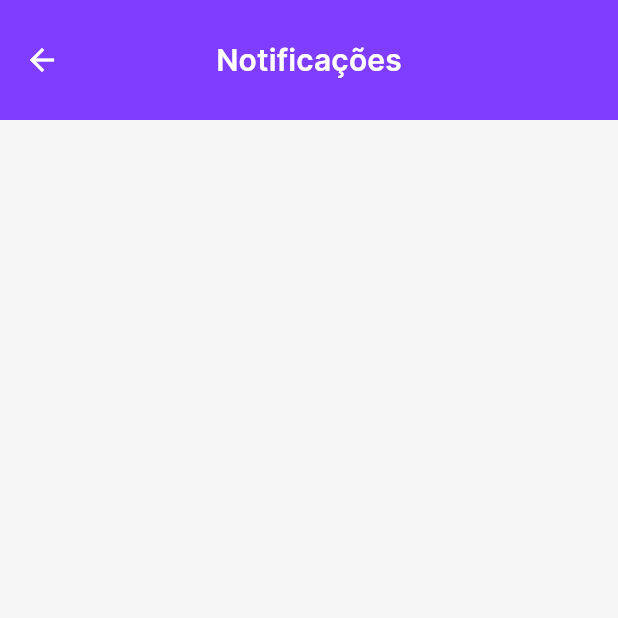
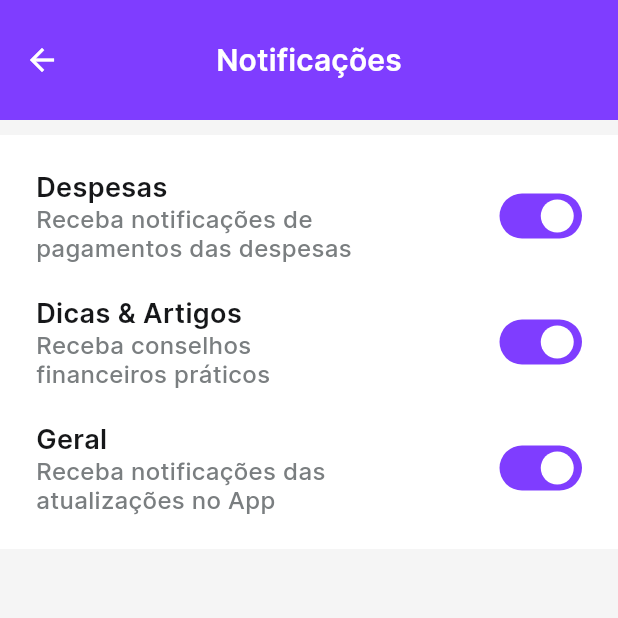
Before and after one commit to Ispx/interapay-mobile, a Flutter app: the NotificacoesPage screen opened by its route, on a phone screen of 412 x 824 dp, the top half of it. Run offline on Flutter 3.47's test engine with Material 2 defaults, Android fonts, the light colour scheme and no system bars; our stand-ins replace brasil_fields, firebase_core, firebase_crashlytics, get, package_info_plus, responsive_framework; accounts and stored records are empty.

Commit message:
Adicionado as opcoes de notificacoes

````diff
--- /dev/null
+++ b/lib/Core/Componentes/CustomSwitcher.dart
@@ -0,0 +1,459 @@
+import 'package:flutter/material.dart';
+
+class CustomSwitcher extends StatefulWidget {
+  /// Creates a material design switch.
+  ///
+  /// The following arguments are required:
+  ///
+  /// * [value] determines whether this switch is on or off.
+  /// * [onChanged] is called when the user toggles the switch on or off.
+  ///
+  const CustomSwitcher({
+    Key? key,
+    required this.value,
+    required this.onChanged,
+    this.activeColor,
+    this.inactiveColor,
+    this.activeTextColor = Colors.white70,
+    this.inactiveTextColor = Colors.white70,
+    this.toggleColor = Colors.white,
+    this.activeToggleColor,
+    this.inactiveToggleColor,
+    this.width = 55.0,
+    this.height = 30.0,
+    this.toggleSize = 25.0,
+    this.valueFontSize = 16.0,
+    this.borderRadius = 20.0,
+    this.padding = 4.0,
+    this.showOnOff = false,
+    this.activeText,
+    this.inactiveText,
+    this.activeTextFontWeight,
+    this.inactiveTextFontWeight,
+    this.switchBorder,
+    this.activeSwitchBorder,
+    this.inactiveSwitchBorder,
+    this.toggleBorder,
+    this.activeToggleBorder,
+    this.inactiveToggleBorder,
+    this.activeIcon,
+    this.inactiveIcon,
+    this.duration = const Duration(milliseconds: 200),
+    this.disabled = false,
+  })  : assert(
+            (switchBorder == null || activeSwitchBorder == null) &&
+                (switchBorder == null || inactiveSwitchBorder == null),
+            'Cannot provide switchBorder when an activeSwitchBorder or inactiveSwitchBorder was given\n'
+            'To give the switch a border, use "activeSwitchBorder: border" or "inactiveSwitchBorder: border".'),
+        assert(
+            (toggleBorder == null || activeToggleBorder == null) &&
+                (toggleBorder == null || inactiveToggleBorder == null),
+            'Cannot provide toggleBorder when an activeToggleBorder or inactiveToggleBorder was given\n'
+            'To give the toggle a border, use "activeToggleBorder: color" or "inactiveToggleBorder: color".'),
+        super(key: key);
+
+  /// Determines if the switch is on or off.
+  ///
+  /// This property is required.
+  final bool value;
+
+  /// Called when the user toggles the switch.
+  ///
+  /// This property is required.
+  ///
+  /// [onChanged] should update the state of the parent [StatefulWidget]
+  /// using the [setState] method, so that the parent gets rebuilt; for example:
+  ///
+  /// ```dart
+  /// CustomSwitcher(
+  ///   value: _status,
+  ///   width: 110,
+  ///   borderRadius: 30.0,
+  ///   onChanged: (val) {
+  ///     setState(() {
+  ///        _status = val;
+  ///     });
+  ///   },
+  /// ),
+  /// ```
+  final ValueChanged<bool> onChanged;
+
+  /// Displays an on or off text.
+  ///
+  /// Text value can be override by the [activeText] and
+  /// [inactiveText] properties.
+  ///
+  /// Defaults to 'false' if no value was given.
+  final bool showOnOff;
+
+  /// The text to display when the switch is on.
+  /// This parameter is only necessary when [showOnOff] property is true.
+  ///
+  /// Defaults to 'On' if no value was given.
+  ///
+  /// To change value style, the following properties are available
+  ///
+  /// [activeTextColor] - The color to use on the text value when the switch is on.
+  /// [activeTextFontWeight] - The font weight to use on the text value when the switch is on.
+  final String? activeText;
+
+  /// The text to display when the switch is off.
+  /// This parameter is only necessary when [showOnOff] property is true.
+  ///
+  /// Defaults to 'Off' if no value was given.
+  ///
+  /// To change value style, the following properties are available
+  ///
+  /// [inactiveTextColor] - The color to use on the text value when the switch is off.
+  /// [inactiveTextFontWeight] - The font weight to use on the text value when the switch is off.
+  final String? inactiveText;
+
+  /// The color to use on the switch when the switch is on.
+  ///
+  /// Defaults to [Colors.blue].
+  final Color? activeColor;
+
+  /// The color to use on the switch when the switch is off.
+  ///
+  /// Defaults to [Colors.grey].
+  final Color? inactiveColor;
+
+  /// The color to use on the text value when the switch is on.
+  /// This parameter is only necessary when [showOnOff] property is true.
+  ///
+  /// Defaults to [Colors.white70].
+  final Color activeTextColor;
+
+  /// The color to use on the text value when the switch is off.
+  /// This parameter is only necessary when [showOnOff] property is true.
+  ///
+  /// Defaults to [Colors.white70].
+  final Color inactiveTextColor;
+
+  /// The font weight to use on the text value when the switch is on.
+  /// This parameter is only necessary when [showOnOff] property is true.
+  ///
+  /// Defaults to [FontWeight.w900].
+  final FontWeight? activeTextFontWeight;
+
+  /// The font weight to use on the text value when the switch is off.
+  /// This parameter is only necessary when [showOnOff] property is true.
+  ///
+  /// Defaults to [FontWeight.w900].
+  final FontWeight? inactiveTextFontWeight;
+
+  /// The color to use on the toggle of the switch.
+  ///
+  /// Defaults to [Colors.white].
+  ///
+  /// If the [activeSwitchBorder] or [inactiveSwitchBorder] is used, this property must be null.
+  final Color toggleColor;
+
+  /// The color to use on the toggle of the switch when the given value is true.
+  ///
+  /// If [inactiveToggleColor] is used and this property is null. the value of
+  /// [Colors.white] will be used.
+  final Color? activeToggleColor;
+
+  /// The color to use on the toggle of the switch when the given value is false.
+  ///
+  /// If [activeToggleColor] is used and this property is null. the value of
+  /// [Colors.white] will be used.
+  final Color? inactiveToggleColor;
+
+  /// The given width of the switch.
+  ///
+  /// Defaults to a width of 70.0.
+  final double width;
+
+  /// The given height of the switch.
+  ///
+  /// Defaults to a height of 35.0.
+  final double height;
+
+  /// The size of the toggle of the switch.
+  ///
+  /// Defaults to a size of 25.0.
+  final double toggleSize;
+
+  /// The font size of the values of the switch.
+  /// This parameter is only necessary when [showOnOff] property is true.
+  ///
+  /// Defaults to a size of 16.0.
+  final double valueFontSize;
+
+  /// The border radius of the switch.
+  ///
+  /// Defaults to the value of 20.0.
+  final double borderRadius;
+
+  /// The padding of the switch.
+  ///
+  /// Defaults to the value of 4.0.
+  final double padding;
+
+  /// The border of the switch.
+  ///
+  /// This property will give a uniform border to both states of the toggle
+  ///
+  /// If the [activeSwitchBorder] or [inactiveSwitchBorder] is used, this property must be null.
+  final BoxBorder? switchBorder;
+
+  /// The border of the switch when the given value is true.
+  ///
+  /// This property is optional.
+  final BoxBorder? activeSwitchBorder;
+
+  /// The border of the switch when the given value is false.
+  ///
+  /// This property is optional.
+  final BoxBorder? inactiveSwitchBorder;
+
+  /// The border of the toggle.
+  ///
+  /// This property will give a uniform border to both states of the toggle
+  ///
+  /// If the [activeToggleBorder] or [inactiveToggleBorder] is used, this property must be null.
+  final BoxBorder? toggleBorder;
+
+  /// The border of the toggle when the given value is true.
+  ///
+  /// This property is optional.
+  final BoxBorder? activeToggleBorder;
+
+  /// The border of the toggle when the given value is false.
+  ///
+  /// This property is optional.
+  final BoxBorder? inactiveToggleBorder;
+
+  /// The icon inside the toggle when the given value is true.
+  /// activeIcon can be an Icon Widget, an Image or Fontawesome Icons.
+  ///
+  /// This property is optional.
+  final Widget? activeIcon;
+
+  /// The icon inside the toggle when the given value is false.
+  /// inactiveIcon can be an Icon Widget, an Image or Fontawesome Icons.
+  ///
+  /// This property is optional.
+  final Widget? inactiveIcon;
+
+  /// The duration in milliseconds to change the state of the switch
+  ///
+  /// Defaults to the value of 200 milliseconds.
+  final Duration duration;
+
+  /// Determines whether the switch is disabled.
+  ///
+  /// Defaults to the value of false.
+  final bool disabled;
+
+  @override
+  _CustomSwitcherState createState() => _CustomSwitcherState();
+}
+
+class _CustomSwitcherState extends State<CustomSwitcher>
+    with SingleTickerProviderStateMixin {
+  late final Animation _toggleAnimation;
+  late final AnimationController _animationController;
+
+  @override
+  void initState() {
+    super.initState();
+    _animationController = AnimationController(
+      vsync: this,
+      value: widget.value ? 1.0 : 0.0,
+      duration: widget.duration,
+    );
+    _toggleAnimation = AlignmentTween(
+      begin: Alignment.centerLeft,
+      end: Alignment.centerRight,
+    ).animate(
+      CurvedAnimation(
+        parent: _animationController,
+        curve: Curves.easeInOut,
+      ),
+    );
+  }
+
+  @override
+  void dispose() {
+    _animationController.dispose();
+    super.dispose();
+  }
+
+  @override
+  void didUpdateWidget(CustomSwitcher oldWidget) {
+    super.didUpdateWidget(oldWidget);
+
+    if (oldWidget.value == widget.value) return;
+
+    if (widget.value)
+      _animationController.forward();
+    else
+      _animationController.reverse();
+  }
+
+  @override
+  Widget build(BuildContext context) {
+    Color _toggleColor = Colors.white;
+    Color _switchColor = Colors.white;
+    Border? _switchBorder;
+    Border? _toggleBorder;
+
+    if (widget.value) {
+      _toggleColor = widget.activeToggleColor ?? widget.toggleColor;
+      _switchColor = widget.activeColor ?? Theme.of(context).primaryColor;
+      _switchBorder = widget.activeSwitchBorder as Border? ??
+          widget.switchBorder as Border?;
+      _toggleBorder = widget.activeToggleBorder as Border? ??
+          widget.toggleBorder as Border?;
+    } else {
+      _toggleColor = widget.inactiveToggleColor ?? widget.toggleColor;
+      _switchColor = widget.inactiveColor ?? Theme.of(context).primaryColor.withOpacity(0.3);
+      _switchBorder = widget.inactiveSwitchBorder as Border? ??
+          widget.switchBorder as Border?;
+      _toggleBorder = widget.inactiveToggleBorder as Border? ??
+          widget.toggleBorder as Border?;
+    }
+
+    double _textSpace = widget.width - widget.toggleSize;
+
+    return AnimatedBuilder(
+      animation: _animationController,
+      builder: (context, child) {
+        return Container(
+          width: widget.width,
+          child: Align(
+            child: GestureDetector(
+              onTap: () {
+                if (!widget.disabled) {
+                  if (widget.value)
+                    _animationController.forward();
+                  else
+                    _animationController.reverse();
+
+                  widget.onChanged(!widget.value);
+                }
+              },
+              child: Opacity(
+                opacity: widget.disabled ? 0.6 : 1,
+                child: Container(
+                  width: widget.width,
+                  height: widget.height,
+                  padding: EdgeInsets.all(widget.padding),
+                  decoration: BoxDecoration(
+                    borderRadius: BorderRadius.circular(widget.borderRadius),
+                    color: _switchColor,
+                    border: _switchBorder,
+                  ),
+                  child: Stack(
+                    children: <Widget>[
+                      AnimatedOpacity(
+                        opacity: widget.value ? 1.0 : 0.0,
+                        duration: widget.duration,
+                        child: Container(
+                          width: _textSpace,
+                          padding: EdgeInsets.symmetric(horizontal: 4.0),
+                          alignment: Alignment.centerLeft,
+                          child: _activeText,
+                        ),
+                      ),
+                      Align(
+                        alignment: Alignment.centerRight,
+                        child: AnimatedOpacity(
+                          opacity: !widget.value ? 1.0 : 0.0,
+                          duration: widget.duration,
+                          child: Container(
+                            width: _textSpace,
+                            padding: EdgeInsets.symmetric(horizontal: 4.0),
+                            alignment: Alignment.centerRight,
+                            child: _inactiveText,
+                          ),
+                        ),
+                      ),
+                      Container(
+                        child: Align(
+                          alignment: _toggleAnimation.value,
+                          child: Container(
+                            width: widget.toggleSize,
+                            height: widget.toggleSize,
+                            padding: EdgeInsets.all(4.0),
+                            decoration: BoxDecoration(
+                              shape: BoxShape.circle,
+                              color: _toggleColor,
+                              border: _toggleBorder,
+                            ),
+                            child: FittedBox(
+                              fit: BoxFit.contain,
+                              child: Container(
+                                child: Stack(
+                                  children: [
+                                    Center(
+                                      child: AnimatedOpacity(
+                                        opacity: widget.value ? 1.0 : 0.0,
+                                        duration: widget.duration,
+                                        child: widget.activeIcon,
+                                      ),
+                                    ),
+                                    Center(
+                                      child: AnimatedOpacity(
+                                        opacity: !widget.value ? 1.0 : 0.0,
+                                        duration: widget.duration,
+                                        child: widget.inactiveIcon,
+                                      ),
+                                    ),
+                                  ],
+                                ),
+                              ),
+                            ),
+                          ),
+                        ),
+                      ),
+                    ],
+                  ),
+                ),
+              ),
+            ),
+          ),
+        );
+      },
+    );
+  }
+
+  FontWeight get _activeTextFontWeight =>
+      widget.activeTextFontWeight ?? FontWeight.w900;
+  FontWeight get _inactiveTextFontWeight =>
+      widget.inactiveTextFontWeight ?? FontWeight.w900;
+
+  Widget get _activeText {
+    if (widget.showOnOff) {
+      return Text(
+        widget.activeText ?? "On",
+        style: TextStyle(
+          color: widget.activeTextColor,
+          fontWeight: _activeTextFontWeight,
+          fontSize: widget.valueFontSize,
+        ),
+      );
+    }
+
+    return Text("");
+  }
+
+  Widget get _inactiveText {
+    if (widget.showOnOff) {
+      return Text(
+        widget.inactiveText ?? "Off",
+        style: TextStyle(
+          color: widget.inactiveTextColor,
+          fontWeight: _inactiveTextFontWeight,
+          fontSize: widget.valueFontSize,
+        ),
+        textAlign: TextAlign.right,
+      );
+    }
+
+    return Text("");
+  }
+}
--- a/lib/Core/Configuracoes.dart
+++ b/lib/Core/Configuracoes.dart
@@ -13,17 +13,17 @@ class Configuracoes {
   static late String versaoDoAplicativo;
   static late Assinatura assinatura;
 
-  static late final  Rx<Moeda> _moeda;
+  static late final Rx<Moeda> _moeda;
   static Moeda get moeda => _moeda.value;
   static String get siglaMoedaTexto => moeda.sigla;
   static void alterarMoeda(Moeda value) => _moeda.value = value;
 
-  static late final  Rx<Linguagem> _linguagem;
+  static late final Rx<Linguagem> _linguagem;
   static Linguagem get linguagem => _linguagem.value;
   static String get linguagemTexto => linguagem.name;
   static void alterarLinguagem(Linguagem value) => _linguagem.value = value;
 
-  static late final  Rx<Tema> _tema;
+  static late final Rx<Tema> _tema;
   static Tema get tema => _tema.value;
   static String get temaTexto => tema.name;
   // static void alterarTema(Tema value) => _tema.value = value;
@@ -32,6 +32,25 @@ class Configuracoes {
   static TipoDeSeguranca? get tipoDeSeguranca => _tipoDeSeguranca.value;
   static String? get tipoDeSegurancaTexto => tipoDeSeguranca?.name;
   static void alterarTipoDeSeguranca(TipoDeSeguranca? value) => _tipoDeSeguranca.value = value;
+
+  static final RxBool _permitirNotificacoesDasDespesas = RxBool(true);
+  static bool get permitirNotificacoesDasDespesas => _permitirNotificacoesDasDespesas.value;
+  static void alterarNotificacoesDasDespesas(bool value) => _permitirNotificacoesDasDespesas.value = value;
+
+  static final RxBool _permitirNotificacoesDeDicas = RxBool(true);
+  static bool get permitirNotificacoesDeDicas => _permitirNotificacoesDeDicas.value;
+  static void alterarNotificacoesDeDicas(bool value) => _permitirNotificacoesDeDicas.value = value;
+
+  static final RxBool _permitirNotificacoesGeral = RxBool(true);
+  static bool get permitirNotificacoesGeral => _permitirNotificacoesGeral.value;
+  static void alterarNotificacoesGeral(bool value) {
+    _permitirNotificacoesGeral.value = value;
+
+    if (value == false) {
+      alterarNotificacoesDasDespesas(false);
+      alterarNotificacoesDeDicas(false);
+    }
+  }
 
   static Future<void> init() async {
     _moeda = Moeda.BRL.obs;
--- a/lib/Layers/Presentation/Configuracoes/UI/Widgets/ItemDaConfiguracaoWidget.dart
+++ b/lib/Layers/Presentation/Configuracoes/UI/Widgets/ItemDaConfiguracaoWidget.dart
@@ -1,6 +1,6 @@
 import 'package:flutter/material.dart';
-import 'package:juntapay/Core/Componentes/CardItemWidget.dart';
 
+import '../../../../../Core/Componentes/CardItemWidget.dart';
 import '../../../../../Core/Theme/JuntaPayColors.dart';
 import '../../ItemDaConfiguracao.dart';
 
--- a/lib/Layers/Presentation/Notificacoes/UI/NotificacoesPage.dart
+++ b/lib/Layers/Presentation/Notificacoes/UI/NotificacoesPage.dart
@@ -1,6 +1,9 @@
+import 'package:flutter/cupertino.dart';
 import 'package:flutter/material.dart';
 import 'package:get/get.dart';
 
+import '../Widgets/ItemNotificacaoWidget.dart';
+import '../../../../Core/Configuracoes.dart';
 import '../Controllers/NotificacoesController.dart';
 import '../../../../Core/Componentes/AppBar.dart';
 
@@ -9,10 +12,42 @@ class NotificacoesPage extends StatelessWidget {
 
   @override
   Widget build(BuildContext context) {
-    return Scaffold(
-      appBar: JuntaPayAppBar(title: 'Notificações'),
-      body: SingleChildScrollView(
-        physics: BouncingScrollPhysics(),
+    return Obx(
+      () => Scaffold(
+        appBar: JuntaPayAppBar(title: 'Notificações'),
+        body: SingleChildScrollView(
+          physics: BouncingScrollPhysics(),
+          child: Container(
+            color: Colors.white,
+            width: MediaQuery.of(context).size.width,
+            margin: EdgeInsets.only(top: 10, bottom: MediaQuery.of(context).padding.bottom),
+            padding: EdgeInsets.all(24),
+            child: Column(
+              children: [
+                ItemNotificacaoWidget(
+                  title: 'Despesas',
+                  description: 'Receba notificações de pagamentos das despesas',
+                  value: Configuracoes.permitirNotificacoesDasDespesas,
+                  onChanged: Configuracoes.alterarNotificacoesDasDespesas,
+                ),
+                SizedBox(height: 24),
+                ItemNotificacaoWidget(
+                  title: 'Dicas & Artigos',
+                  description: 'Receba conselhos financeiros práticos',
+                  value: Configuracoes.permitirNotificacoesDeDicas,
+                  onChanged: Configuracoes.alterarNotificacoesDeDicas,
+                ),
+                SizedBox(height: 24),
+                ItemNotificacaoWidget(
+                  title: 'Geral',
+                  description: 'Receba notificações das atualizações no App',
+                  value: Configuracoes.permitirNotificacoesGeral,
+                  onChanged: Configuracoes.alterarNotificacoesGeral,
+                ),
+              ],
+            ),
+          ),
+        ),
       ),
     );
   }
--- /dev/null
+++ b/lib/Layers/Presentation/Notificacoes/Widgets/ItemNotificacaoWidget.dart
@@ -0,0 +1,60 @@
+import 'package:flutter/material.dart';
+
+import '../../../../Core/Componentes/CustomSwitcher.dart';
+import '../../../../Core/Theme/JuntaPayColors.dart';
+import '../../../../Core/Theme/JuntaPayFont.dart';
+
+class ItemNotificacaoWidget extends StatelessWidget {
+  const ItemNotificacaoWidget({
+    required this.title,
+    required this.description,
+    required this.onChanged,
+    required this.value,
+    Key? key,
+  }) : super(key: key);
+
+  final String title;
+  final String description;
+  final bool value;
+  final void Function(bool) onChanged;
+
+  @override
+  Widget build(BuildContext context) {
+    return Row(
+      children: [
+        Expanded(
+          child: Column(
+            crossAxisAlignment: CrossAxisAlignment.start,
+            children: [
+              Text(
+                title,
+                maxLines: 2,
+                overflow: TextOverflow.ellipsis,
+                style: TextStyle(
+                  fontSize: 18,
+                  color: JuntaPayColors.baseDark75,
+                  fontWeight: JuntaPayFont.semiBold,
+                ),
+              ),
+              Container(
+                child: Text(
+                  description,
+                  style: TextStyle(
+                    fontSize: 16,
+                    color: JuntaPayColors.baseDark25,
+                    fontWeight: JuntaPayFont.medium,
+                  ),
+                ),
+                width: 220,
+              ),
+            ],
+          ),
+        ),
+        CustomSwitcher(
+          value: value,
+          onChanged: onChanged,
+        ),
+      ],
+    );
+  }
+}
````
